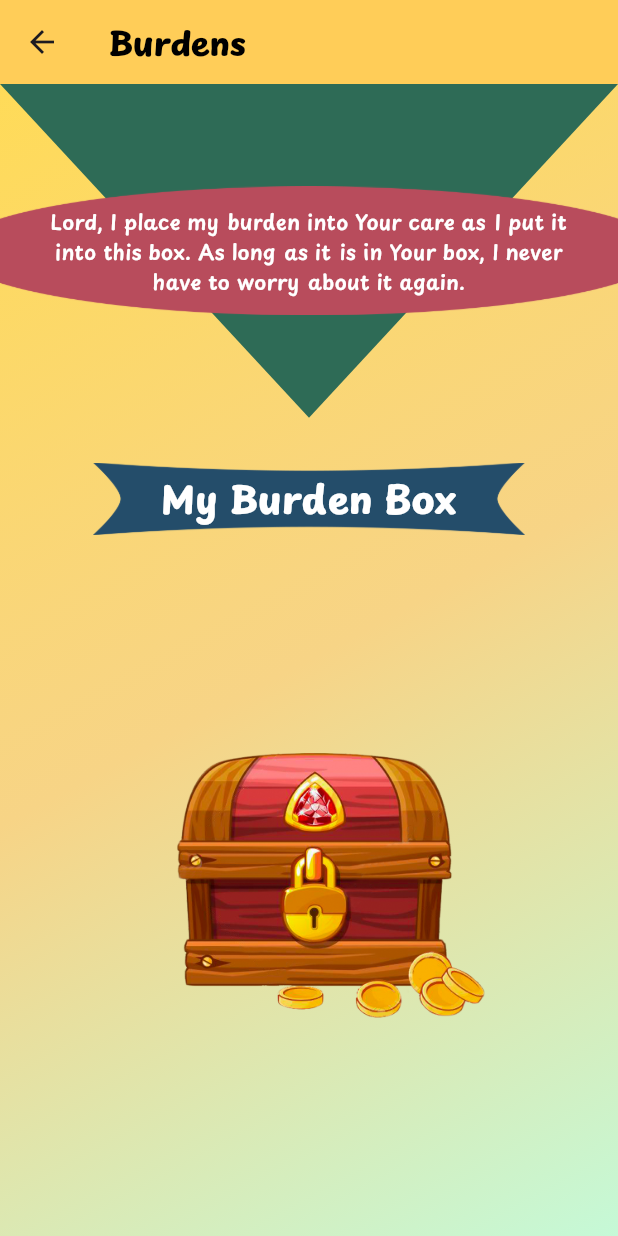
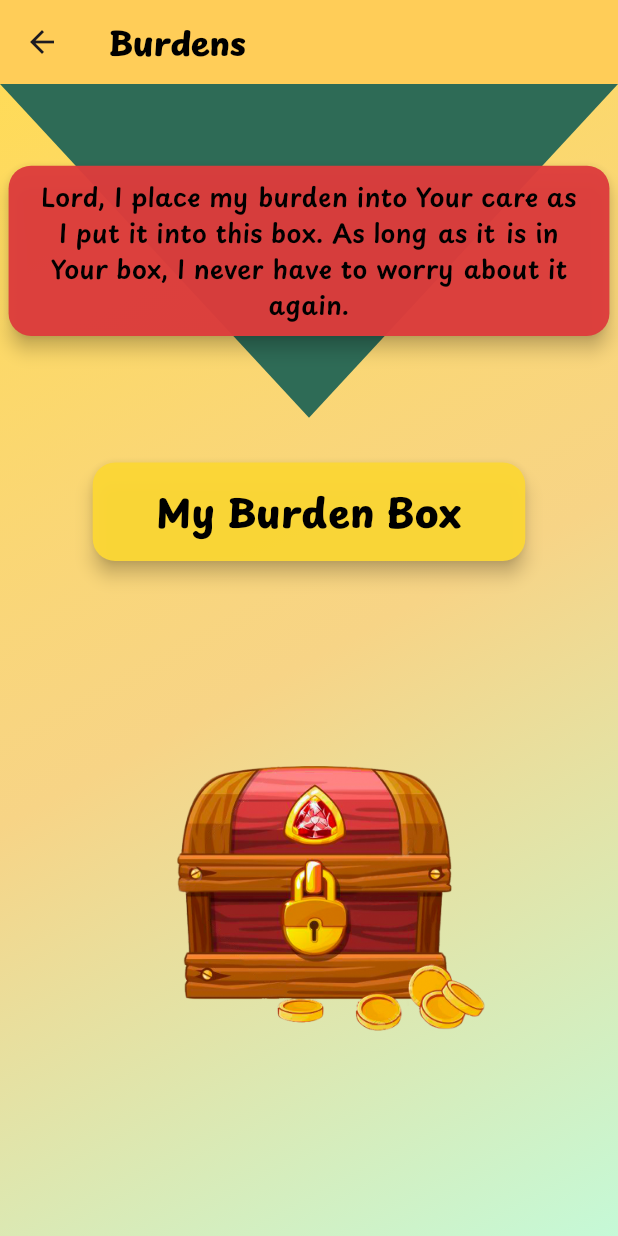
Before and after one commit to Jakebluhm/morning_mustard, a Flutter app: the BoxPage screen opened by its route, on a phone screen of 412 x 824 dp. Run offline on Flutter 3.47's test engine with Material 3 defaults, Android fonts, the phone set to English and light mode, and no system bars; our stand-ins replace flutter_hooks, flutter_layout_grid, flutter_riverpod, flutter_screenutil, freezed_annotation, go_router and 3 more; accounts and stored records are empty; generated files the repository leaves out were written again; project files that could hold a hidden picture were left out.

Commit message:
Make new background for burden box banners

```diff
--- a/lib/pages/box_page.dart
+++ b/lib/pages/box_page.dart
@@ -93,9 +93,15 @@ class BoxPage extends HookConsumerWidget {
                     painter: TrianglePainter(),
                   ),
                 ),
-                Image.asset(
-                  'lib/assets/TreasureBox/Ellipse 1.imageset/Ellipse 1.png',
-                  fit: BoxFit.contain,
+                Material(
+                  color: Color.fromARGB(245, 221, 60, 60),
+                  elevation: 5.0, // Adjust the elevation value as needed
+                  borderRadius: BorderRadius.circular(15.0),
+                  child: Container(
+                    height: 95.h,
+                    width: 350.w,
+                    decoration: BoxDecoration(),
+                  ),
                 ),
                 Padding(
                   padding: EdgeInsets.symmetric(horizontal: screenWidth * 0.06),
@@ -103,9 +109,9 @@ class BoxPage extends HookConsumerWidget {
                     'Lord, I place my burden into Your care as I put it into this box. As long as it is in Your box, I never have to worry about it again.',
                     textAlign: TextAlign.center,
                     style: TextStyle(
-                      color: Colors.white,
+                      color: Colors.black,
                       fontWeight: FontWeight.w600,
-                      fontSize: 12.sp,
+                      fontSize: 17.spMin,
                       fontFamily: 'PlaypenSans',
                     ),
                   ),
@@ -120,16 +126,22 @@ class BoxPage extends HookConsumerWidget {
               child: Stack(
                 alignment: Alignment.center,
                 children: [
-                  Image.asset(
-                    'lib/assets/TreasureBox/Shape 1.imageset/Shape 1.png',
-                    fit: BoxFit.contain,
+                  Material(
+                    color: Color.fromARGB(245, 252, 215, 53),
+                    elevation: 5.0, // Adjust the elevation value as needed
+                    borderRadius: BorderRadius.circular(15.0),
+                    child: Container(
+                      height: 55.h,
+                      width: 550.w,
+                      decoration: BoxDecoration(),
+                    ),
                   ),
                   Text(
                     "My Burden Box",
                     textAlign: TextAlign.center,
                     style: TextStyle(
-                      color: Colors.white,
-                      fontSize: 22.0.sp,
+                      color: Colors.black,
+                      fontSize: 26.0.spMin,
                       fontWeight: FontWeight.bold,
                       fontFamily: 'PlaypenSans',
                     ),
```
